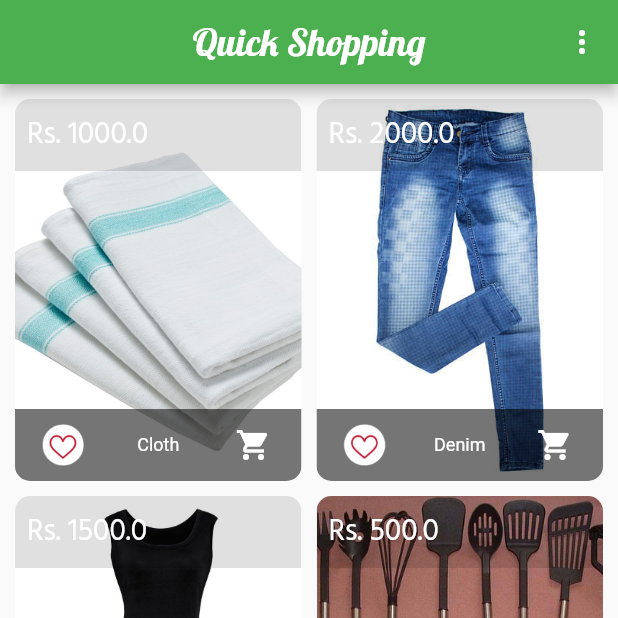
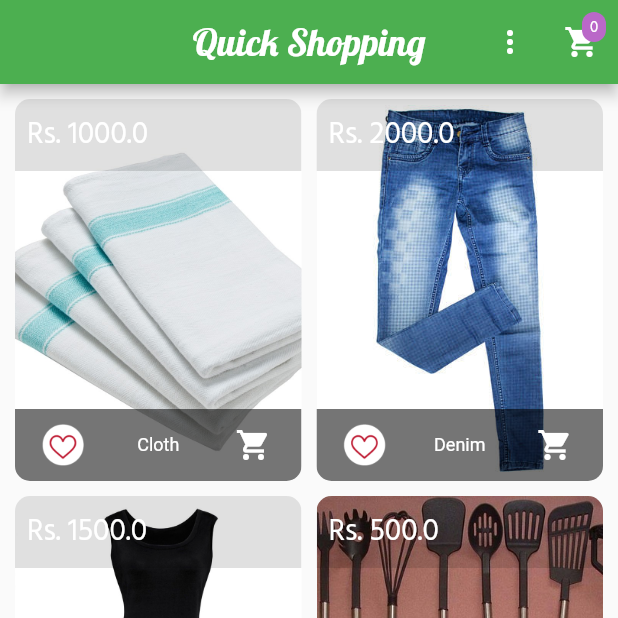
Before and after one commit to Pramith96/ecommerce-app, a Flutter app: the screen it shows after launch, on a phone screen of 412 x 824 dp, the top half of it. Run offline on Flutter 3.47's test engine with Material 2 defaults, Android fonts, the phone set to English and light mode, and no system bars.

Commit message:
Create cart badge

```diff
--- a/lib/providers/cart.dart
+++ b/lib/providers/cart.dart
@@ -14,10 +14,14 @@ class CartItem {
 }
 
 class Cart with ChangeNotifier {
-  Map<String, CartItem> _items;
+  Map<String, CartItem> _items = {};
 
   Map<String, CartItem> get items {
     return {..._items};
+  }
+
+  int get itemCount {
+    return _items.length;
   }
 
   void addItem(String productId, double price, String title) {
@@ -40,5 +44,6 @@ class Cart with ChangeNotifier {
               title: title,
               quantity: 1));
     }
+    notifyListeners();
   }
 }
--- a/lib/screens/products_overview_screen.dart
+++ b/lib/screens/products_overview_screen.dart
@@ -1,5 +1,8 @@
 import 'package:flutter/material.dart';
+import 'package:provider/provider.dart';
 import '../widgets/products_grid.dart';
+import '../widgets/badge.dart';
+import '../providers/cart.dart';
 
 enum FilterOptions {
   Favourites,
@@ -44,6 +47,16 @@ class _ProductsOverviewScreenState extends State<ProductsOverviewScreen> {
               )
             ],
           ),
+          Consumer<Cart>(
+            builder: (_, cart, ch) => Badge(
+              child: ch,
+              value: cart.itemCount.toString(),
+            ),
+            child: IconButton(
+              icon: Icon(Icons.shopping_cart),
+              onPressed: () {},
+            ),
+          )
         ],
         centerTitle: true,
       ),
--- /dev/null
+++ b/lib/widgets/badge.dart
@@ -0,0 +1,46 @@
+import 'package:flutter/material.dart';
+
+class Badge extends StatelessWidget {
+  const Badge({
+    Key key,
+    @required this.child,
+    @required this.value,
+    this.color,
+  }) : super(key: key);
+
+  final Widget child;
+  final String value;
+  final Color color;
+
+  @override
+  Widget build(BuildContext context) {
+    return Stack(
+      alignment: Alignment.center,
+      children: [
+        child,
+        Positioned(
+          right: 8,
+          top: 8,
+          child: Container(
+            padding: EdgeInsets.all(2.0),
+            decoration: BoxDecoration(
+              borderRadius: BorderRadius.circular(10.0),
+              color: color != null ? color : Theme.of(context).accentColor,
+            ),
+            constraints: BoxConstraints(
+              minWidth: 16,
+              minHeight: 16,
+            ),
+            child: Text(
+              value,
+              textAlign: TextAlign.center,
+              style: TextStyle(
+                fontSize: 10,
+              ),
+            ),
+          ),
+        ),
+      ],
+    );
+  }
+}
--- a/lib/widgets/product_item.dart
+++ b/lib/widgets/product_item.dart
@@ -1,4 +1,5 @@
 import 'package:flutter/material.dart';
+import 'package:project/providers/cart.dart';
 import 'package:project/screens/product_detail_screen.dart';
 import 'package:provider/provider.dart';
 import '../providers/product.dart';
@@ -13,6 +14,7 @@ class ProductItem extends StatelessWidget {
   @override
   Widget build(BuildContext context) {
     final product = Provider.of<Product>(context, listen: false);
+    final cart = Provider.of<Cart>(context, listen: false);
     return ClipRRect(
       borderRadius: BorderRadius.circular(10),
       child: GridTile(
@@ -56,7 +58,9 @@ class ProductItem extends StatelessWidget {
           ),
           trailing: IconButton(
             icon: Icon(Icons.shopping_cart),
-            onPressed: () {},
+            onPressed: () {
+              cart.addItem(product.id, product.price, product.title);
+            },
             // color: Theme.of(context).accentColor,
           ),
         ),
```
Also changed, not shown: pubspec.lock.
